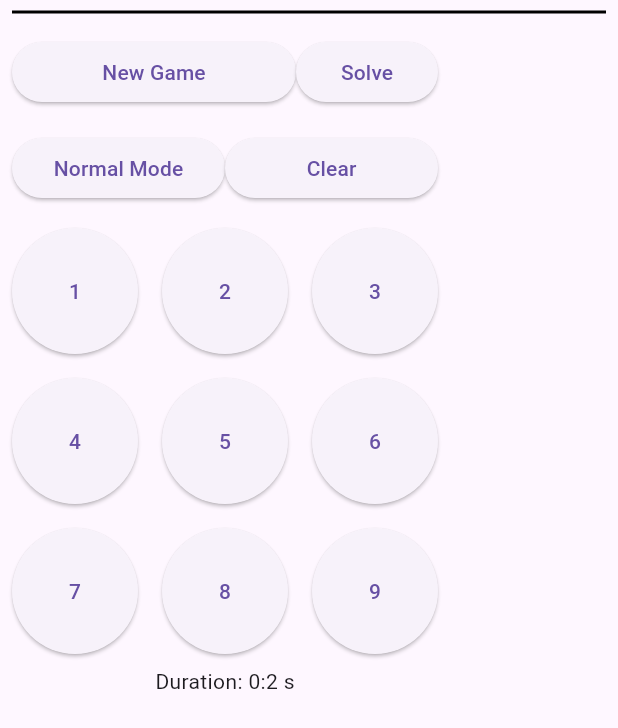
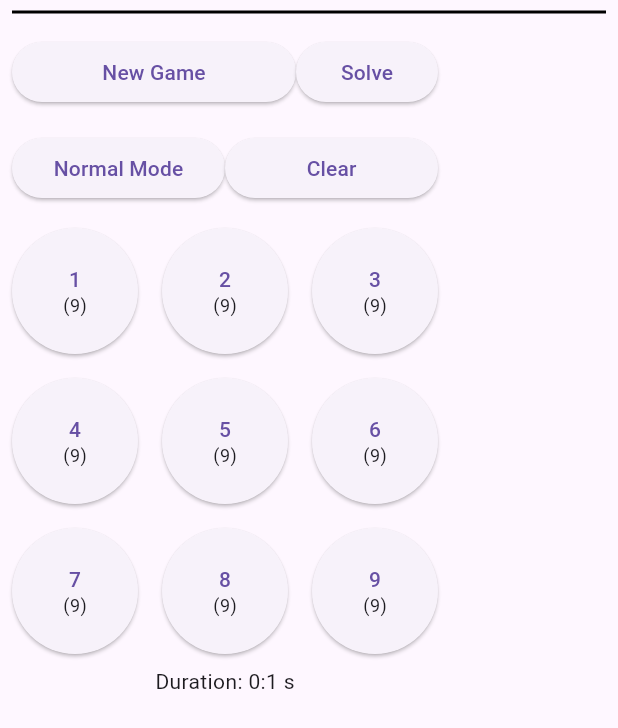
Before and after one commit to SeniorTurkmen/sudoku_game, a Flutter app: the screen it shows after launch, after a tap on "Clear", after a tap on "New Game", on a phone screen of 412 x 824 dp. Shown: the top 728 px of the screen. Run offline on Flutter 3.47's test engine with Material 3 defaults, Android fonts, the phone set to English and light mode, and no system bars; missing offline and left inert: sudoku_dart.

Commit message:
Remaining count added under the number buttons

```diff
--- a/lib/main.dart
+++ b/lib/main.dart
@@ -32,6 +32,7 @@ class SudokuApp extends StatefulWidget {
 
 class _SudokuAppState extends State<SudokuApp> {
   late Sudoku sudoku;
+  Map<int, int> sudokuNumberMap = {};
   int selectedIndex = 0;
   int selectedColumn = 0;
   int selectedRow = 0;
@@ -40,8 +41,9 @@ class _SudokuAppState extends State<SudokuApp> {
   bool isNoteMode = false;
   int? selectedValue;
   bool isGameFinish = false;
-  late Timer _timer;
+  Timer? _timer;
   int duration = 0;
+
   @override
   void initState() {
     init();
@@ -50,6 +52,8 @@ class _SudokuAppState extends State<SudokuApp> {
 
   void init({Level level = Level.easy}) {
     duration = 0;
+    sudokuNumberMap = {};
+    _timer?.cancel();
     _timer = Timer.periodic(const Duration(seconds: 1), (_) {
       duration += 1;
       setState(() {});
@@ -58,6 +62,11 @@ class _SudokuAppState extends State<SudokuApp> {
       sudoku = Sudoku.generate(level);
       puzzle = sudoku.puzzle.map((e) {
         return SudokuMatix(value: e, isDefault: e != -1);
+      }).toList();
+      puzzle.map((e) {
+        if (e.value != -1) {
+          sudokuNumberMap[e.value] = (sudokuNumberMap[e.value] ?? 0) + 1;
+        }
       }).toList();
       selectedIndex = 0;
       selectedColumn = 0;
@@ -90,10 +99,11 @@ class _SudokuAppState extends State<SudokuApp> {
     } else {
       puzzle[selectedIndex] = puzzle[selectedIndex].copyWith(value: value);
       setSelectedValue(value);
+      sudokuNumberMap[value] = (sudokuNumberMap[value] ?? 0) + 1;
       isGameFinish = !puzzle.any((e) => e.value == -1);
       if (isGameFinish) {
         print('time');
-        _timer.cancel();
+        _timer?.cancel();
       }
     }
     setState(() {});
@@ -203,8 +213,20 @@ class _SudokuAppState extends State<SudokuApp> {
                 return Padding(
                   padding: const EdgeInsets.all(8.0),
                   child: ElevatedButton(
-                    onPressed: () => changeCellValue(index + 1),
-                    child: Text('${index + 1}'),
+                    onPressed: 9 - (sudokuNumberMap[index + 1] ?? 0) == 0
+                        ? null
+                        : () => changeCellValue(index + 1),
+                    child: Column(
+                      mainAxisAlignment: MainAxisAlignment.center,
+                      mainAxisSize: MainAxisSize.min,
+                      children: [
+                        Text('${index + 1}'),
+                        Text(
+                          '(${9 - (sudokuNumberMap[index + 1] ?? 0)})',
+                          style: Theme.of(context).textTheme.bodySmall,
+                        )
+                      ],
+                    ),
                   ),
                 );
               }),
```
